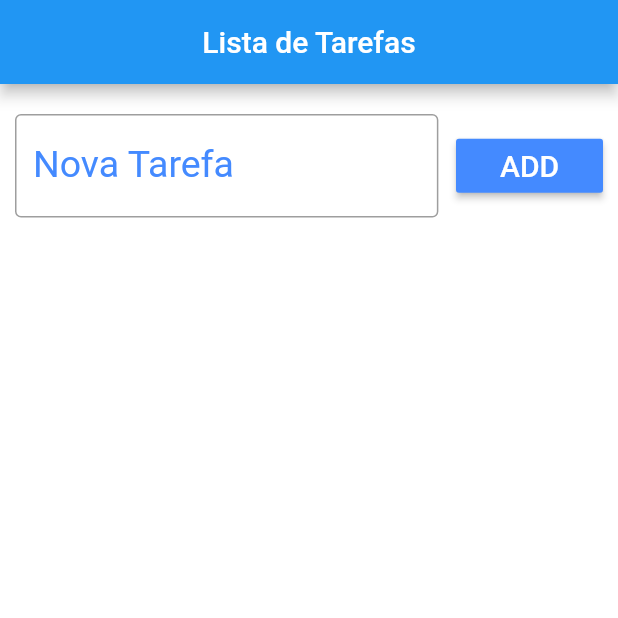
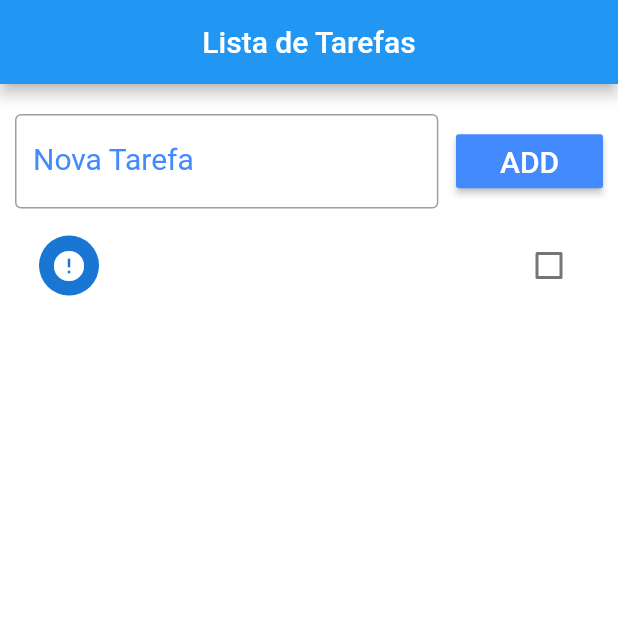
Before and after one commit to guilhermeromelo/lista_de_tarefas, a Flutter app: the screen it shows after launch, after a tap on "ADD", on a phone screen of 412 x 824 dp, the top half of it. Run offline on Flutter 3.47's test engine with Material 2 defaults, Android fonts, the phone set to English and light mode, and no system bars.

Commit message:
Listagem itens + Carregamento Dados
Implementação visual da lista e funções de salvamento e carregamento de dados

```diff
--- a/lista_tarefas/lib/main.dart
+++ b/lista_tarefas/lib/main.dart
@@ -15,12 +15,32 @@ class Home extends StatefulWidget {
   _HomeState createState() => _HomeState();
 }
 
-final taskController = TextEditingController();
-
-void _taskChanged(String text) {}
+final _taskController = TextEditingController();
 
 class _HomeState extends State<Home> {
   List _toDoList = [];
+
+
+  @override
+  void initState() {
+    super.initState();
+    _readData().then((data){
+      setState(() {
+        _toDoList = json.decode(data);
+      });
+    });
+  }
+
+  void _addToDo() {
+    setState(() {
+      Map<String, dynamic> newToDo = Map();
+      newToDo["title"] = _taskController.text;
+      _taskController.text = "";
+      newToDo["ok"] = false;
+      _toDoList.add(newToDo);
+      _saveData();
+    });
+  }
 
   @override
   Widget build(BuildContext context) {
@@ -35,13 +55,13 @@ class _HomeState extends State<Home> {
         ),
         body: Padding(
             padding: EdgeInsets.symmetric(vertical: 20, horizontal: 10),
-            child: Column(children: <Widget>[
+            child: Column(
+              children: <Widget>[
                 Row(
                   children: <Widget>[
                     Expanded(
                       flex: 72,
-                    child: buildTextField(
-                        "Nova Tarefa", "", taskController, _taskChanged),
+                      child: buildTextField("Nova Tarefa", "", _taskController),
                     ),
                     Expanded(
                       flex: 3,
@@ -56,12 +76,37 @@ class _HomeState extends State<Home> {
                           "ADD",
                           style: TextStyle(fontSize: 20),
                         ),
-                      onPressed: () {},
+                        onPressed: _addToDo,
                       ),
                     )
                   ],
+                ),
+                Expanded(
+                  child: ListView.builder(
+                    padding: EdgeInsets.only(top: 10.0),
+                    itemCount: _toDoList.length,
+                    itemBuilder: (context, index) {
+                      return CheckboxListTile(
+                        title: Text(
+                          _toDoList[index]["title"],
+                        ),
+                        value: _toDoList[index]["ok"],
+                        secondary: CircleAvatar(
+                          child: Icon(_toDoList[index]["ok"] == true
+                              ? Icons.check
+                              : Icons.error,),
+                        ), onChanged: (c){
+                          setState(() {
+                            _toDoList[index]["ok"] = c;
+                            _saveData();
+                          });
+                      },
+                      );
+                    },
+                  ),
                 )
-            ])));
+              ],
+            )));
   }
 
   Future<File> _getFile() async {
@@ -84,8 +129,8 @@ class _HomeState extends State<Home> {
     }
   }
 
-  Widget buildTextField(String label, String prefix,
-      TextEditingController controller, Function function) {
+  Widget buildTextField(
+      String label, String prefix, TextEditingController controller) {
     return TextField(
         controller: controller,
         decoration: InputDecoration(
@@ -93,8 +138,6 @@ class _HomeState extends State<Home> {
             labelStyle: TextStyle(color: Colors.blueAccent),
             border: OutlineInputBorder(),
             prefixText: prefix),
-      style: TextStyle(color: Colors.black, fontSize: 25),
-      onChanged: function,
-    );
+        style: TextStyle(color: Colors.black, fontSize: 20));
   }
 }
```
Lines whose indentation alone changed are shown as unchanged.
